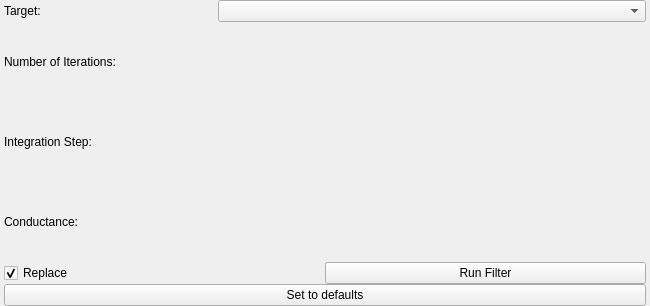
SCIInstitute/Seg3D, file src/Interface/ToolInterface/AnisotropicDiffusionFilterInterface.ui: the form before one commit.
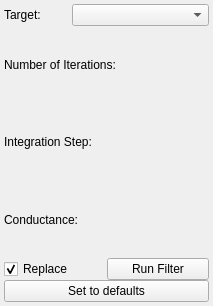
The form after the commit.

The edit to the form file:
```diff
--- a/src/Interface/ToolInterface/AnisotropicDiffusionFilterInterface.ui
+++ b/src/Interface/ToolInterface/AnisotropicDiffusionFilterInterface.ui
@@ -6,7 +6,7 @@
    <rect>
     <x>0</x>
     <y>0</y>
-    <width>650</width>
+    <width>213</width>
     <height>306</height>
    </rect>
   </property>
@@ -41,18 +41,9 @@
    <property name="spacing">
     <number>0</number>
    </property>
-   <property name="leftMargin">
+   <property name="margin">
     <number>4</number>
    </property>
-   <property name="topMargin">
-    <number>0</number>
-   </property>
-   <property name="rightMargin">
-    <number>4</number>
-   </property>
-   <property name="bottomMargin">
-    <number>0</number>
-   </property>
    <item>
     <layout class="QHBoxLayout" name="activeHLayout" stretch="1,2">
      <property name="spacing">
```
